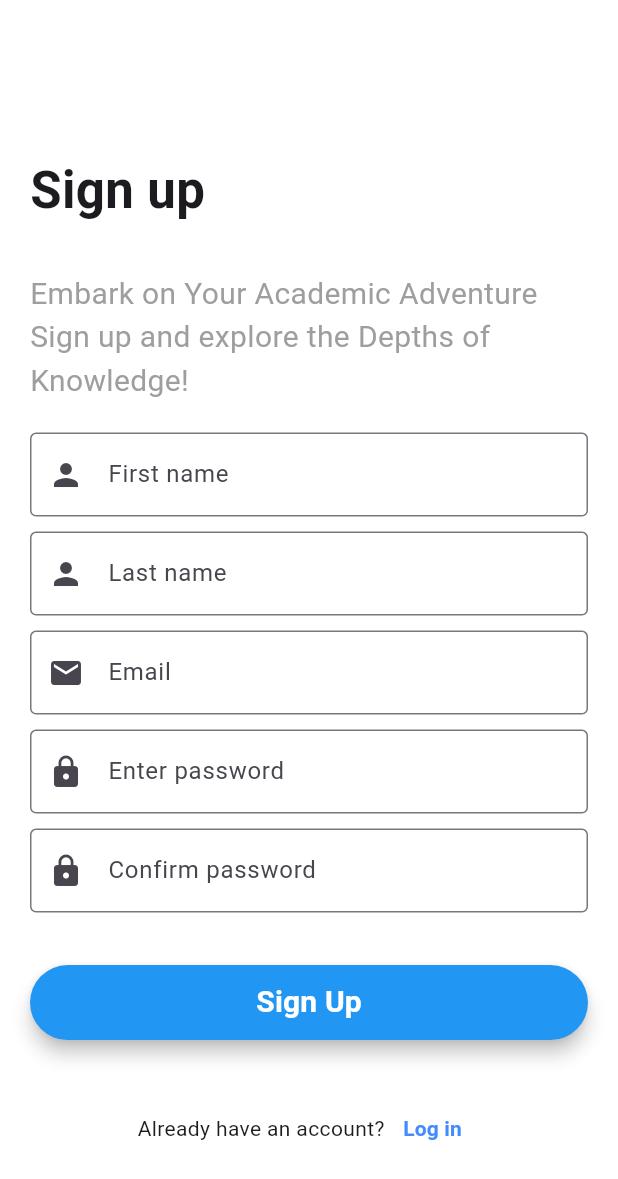
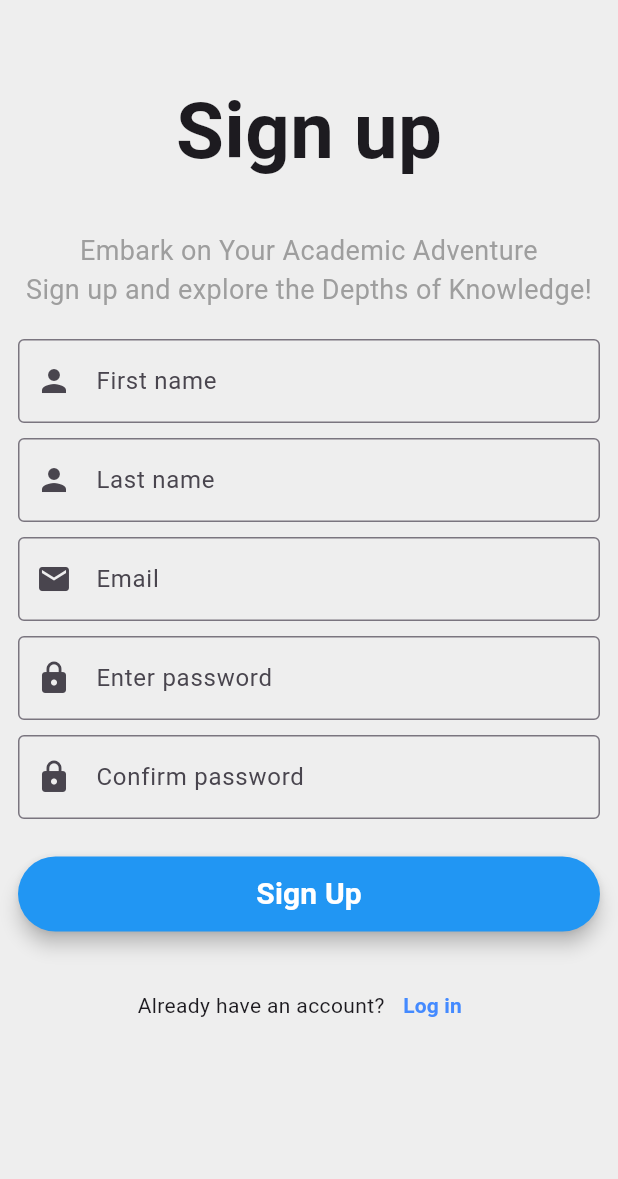
Before and after one commit to danniellejones/cp3405_project, a Flutter app: the screen it shows after launch, after a tap on "Sign up", on a phone screen of 412 x 824 dp. Shown: the top 1179 px of the screen. Run offline on Flutter 3.47's test engine with Material 2 defaults, Android fonts, the phone set to English and light mode, and no system bars; our stand-ins replace animated_text_kit, cloud_firestore, firebase_core; missing offline and left inert: flutter_verification_code; accounts and stored records are empty.

Commit message:
Updating UI elements, removing redundancies

```diff
--- a/lib/login.dart
+++ b/lib/login.dart
@@ -17,13 +17,10 @@ class _LoginPageState extends State<LoginPage> {
   @override
   Widget build(BuildContext context) {
     double height = MediaQuery.of(context).size.height;
-    double width = MediaQuery.of(context).size.width;
 
     return Scaffold(
-        body: SizedBox(
-      height: height,
-      width: width,
-      child: SingleChildScrollView(
+      backgroundColor: Colors.grey[100],
+      body: SingleChildScrollView(
         scrollDirection: Axis.vertical,
         child: Row(
           crossAxisAlignment: CrossAxisAlignment.start,
@@ -54,30 +51,24 @@ class _LoginPageState extends State<LoginPage> {
 
             // Right side of screen
             Expanded(
-                child: Container(
-                    padding: const EdgeInsets.all(20),
-                    height: height,
-                    color: Colors.white,
                 child: Center(
+              child: Padding(
+                padding: const EdgeInsets.symmetric(horizontal: 12.0),
                 child: Column(
-                        crossAxisAlignment: CrossAxisAlignment.start,
-                        mainAxisAlignment: MainAxisAlignment.start,
+                  mainAxisAlignment: MainAxisAlignment.center,
                   children: [
-                          SizedBox(height: height * 0.1),
+                    SizedBox(height: 50),
                     const Text(
                       'Login',
                       style: TextStyle(
-                                fontWeight: FontWeight.bold, fontSize: 34.0),
+                          fontWeight: FontWeight.bold, fontSize: 52.0),
                     ),
                     const SizedBox(height: 30),
                     const Text(
                         'Embark on Your Academic Adventure \nSign in and explore the Depths of Knowledge!',
-                              style:
-                                  TextStyle(fontSize: 20, color: Colors.grey)),
-                          const SizedBox(height: 20),
-                          Column(
-                            crossAxisAlignment: CrossAxisAlignment.start,
-                            children: <Widget>[
+                        textAlign: TextAlign.center,
+                        style: TextStyle(fontSize: 18, color: Colors.grey)),
+                    const SizedBox(height: 30),
                     const TextField(
                         decoration: InputDecoration(
                           border: OutlineInputBorder(),
@@ -117,8 +108,7 @@ class _LoginPageState extends State<LoginPage> {
                     Row(
                       children: [
                         Theme(
-                                    data: ThemeData(
-                                        unselectedWidgetColor: Colors.blue),
+                          data: ThemeData(unselectedWidgetColor: Colors.blue),
                           child: Checkbox(
                             value: isRememberMe,
                             checkColor: Colors.green,
@@ -166,8 +156,7 @@ class _LoginPageState extends State<LoginPage> {
                             Navigator.push(
                                 context,
                                 MaterialPageRoute(
-                                              builder: (_) =>
-                                                  const SignUpPage()));
+                                    builder: (_) => const SignUpPage()));
                           },
                           child: const Text(
                             'Sign up',
@@ -179,13 +168,12 @@ class _LoginPageState extends State<LoginPage> {
                       ],
                     )
                   ],
-                          )
-                        ],
                 ),
-                    )))
+              ),
+            )),
           ],
         ),
       ),
-    ));
+    );
   }
 }
--- a/lib/signup.dart
+++ b/lib/signup.dart
@@ -24,10 +24,8 @@ class _SignUpPageState extends State<SignUpPage> {
     double width = MediaQuery.of(context).size.width;
 
     return Scaffold(
-        body: SizedBox(
-      height: height,
-      width: width,
-      child: SingleChildScrollView(
+      backgroundColor: Colors.grey[200],
+      body: SingleChildScrollView(
         scrollDirection: Axis.vertical,
         child: Row(
           crossAxisAlignment: CrossAxisAlignment.start,
@@ -58,26 +56,24 @@ class _SignUpPageState extends State<SignUpPage> {
 
             // Right side of screen
             Expanded(
-                child: Container(
-                    padding: const EdgeInsets.all(20),
-                    height: height,
-                    color: Colors.white,
                 child: Center(
+              child: Padding(
+                padding: const EdgeInsets.symmetric(horizontal: 12.0),
                 child: Column(
-                        crossAxisAlignment: CrossAxisAlignment.start,
-                        mainAxisAlignment: MainAxisAlignment.start,
+                  mainAxisAlignment: MainAxisAlignment.center,
                   children: [
-                          SizedBox(height: height * 0.1),
+                    SizedBox(height: 50),
                     const Text(
                       'Sign up',
                       style: TextStyle(
-                                fontWeight: FontWeight.bold, fontSize: 34.0),
+                          fontWeight: FontWeight.bold, fontSize: 52.0),
                     ),
                     const SizedBox(height: 30),
                     const Text(
                       'Embark on Your Academic Adventure \nSign up and explore the Depths of Knowledge!',
-                              style:
-                                  TextStyle(fontSize: 20, color: Colors.grey)),
+                      style: TextStyle(fontSize: 18, color: Colors.grey),
+                      textAlign: TextAlign.center,
+                    ),
                     const SizedBox(height: 20),
                     Column(
                       crossAxisAlignment: CrossAxisAlignment.start,
@@ -87,9 +83,8 @@ class _SignUpPageState extends State<SignUpPage> {
                               border: const OutlineInputBorder(),
                               prefixIcon: const Icon(Icons.person),
                               hintText: 'First name',
-                                    errorText: validate
-                                        ? 'Please enter first name'
-                                        : null),
+                              errorText:
+                                  validate ? 'Please enter first name' : null),
                           textAlign: TextAlign.left,
                           keyboardType: TextInputType.text,
                           controller: firstNameController,
@@ -100,9 +95,8 @@ class _SignUpPageState extends State<SignUpPage> {
                               border: const OutlineInputBorder(),
                               prefixIcon: const Icon(Icons.person),
                               hintText: 'Last name',
-                                    errorText: validate
-                                        ? 'Please enter last name'
-                                        : null),
+                              errorText:
+                                  validate ? 'Please enter last name' : null),
                           textAlign: TextAlign.left,
                           keyboardType: TextInputType.text,
                           controller: lastNameController,
@@ -126,9 +120,8 @@ class _SignUpPageState extends State<SignUpPage> {
                               border: const OutlineInputBorder(),
                               prefixIcon: const Icon(Icons.lock),
                               hintText: 'Enter password',
-                                    errorText: validate
-                                        ? 'Please enter password'
-                                        : null),
+                              errorText:
+                                  validate ? 'Please enter password' : null),
                           textAlign: TextAlign.left,
                           keyboardType: TextInputType.text,
                           controller: passwordController,
@@ -140,17 +133,14 @@ class _SignUpPageState extends State<SignUpPage> {
                               border: const OutlineInputBorder(),
                               prefixIcon: const Icon(Icons.lock),
                               hintText: 'Confirm password',
-                                    errorText: validate
-                                        ? 'Please enter password'
-                                        : null),
+                              errorText:
+                                  validate ? 'Please enter password' : null),
                           textAlign: TextAlign.left,
                           keyboardType: TextInputType.text,
                           controller: confirmPasswordController,
                         ),
-                              SizedBox(height: 10),
                         Container(
-                                padding:
-                                    const EdgeInsets.symmetric(vertical: 25),
+                          padding: const EdgeInsets.symmetric(vertical: 25),
                           width: double.infinity,
                           alignment: Alignment.center,
                           child: ElevatedButton(
@@ -186,7 +176,6 @@ class _SignUpPageState extends State<SignUpPage> {
                             ),
                           ),
                         ),
-                              SizedBox(height: 10),
                         Row(
                           mainAxisAlignment: MainAxisAlignment.center,
                           children: [
@@ -196,8 +185,7 @@ class _SignUpPageState extends State<SignUpPage> {
                                 Navigator.push(
                                     context,
                                     MaterialPageRoute(
-                                              builder: (_) =>
-                                                  const LoginPage()));
+                                        builder: (_) => const LoginPage()));
                               },
                               child: const Text(
                                 'Log in',
@@ -212,10 +200,11 @@ class _SignUpPageState extends State<SignUpPage> {
                     )
                   ],
                 ),
-                    )))
+              ),
+            ))
           ],
         ),
       ),
-    ));
+    );
   }
 }
```
Also changed, not shown: lib/forgot_password.dart (+16 -18 lines), lib/recovery_code.dart (+22 -31 lines). Lines whose indentation alone changed are shown as unchanged.
